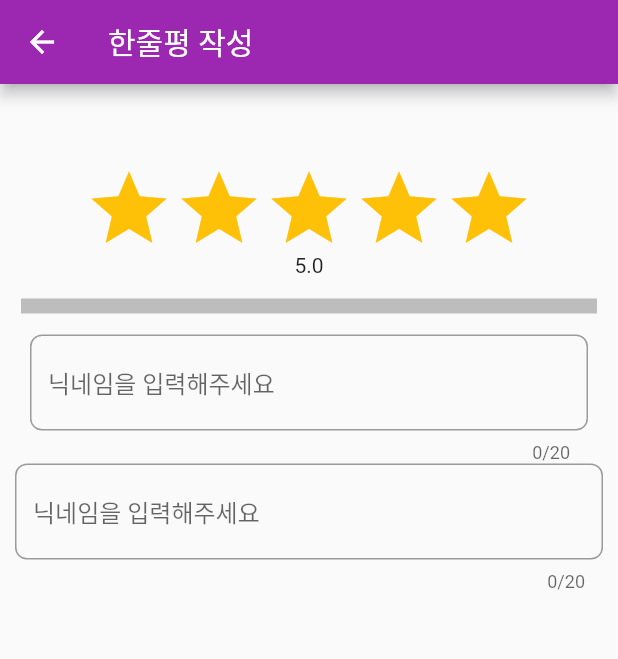
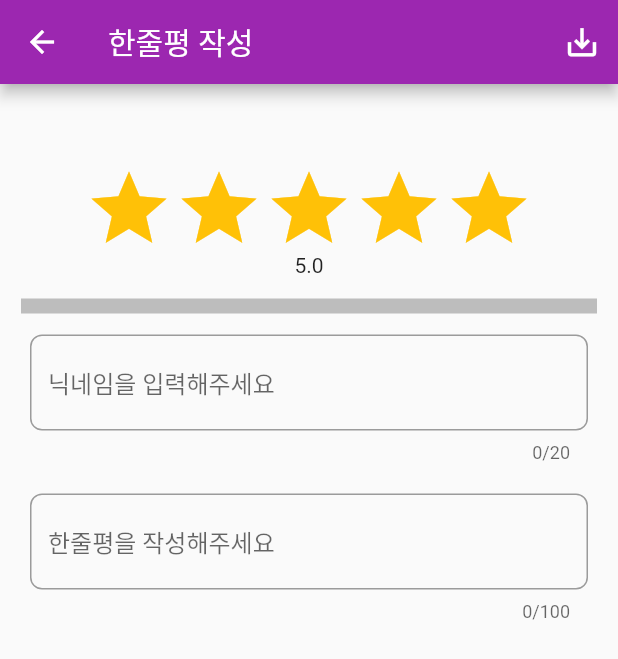
Before and after one commit to YKW93/flutter_movie, a Flutter app: the MovieCommentPage screen opened directly with empty values, on a phone screen of 412 x 824 dp. Shown: the top 659 px of the screen. Run offline on Flutter 3.47's test engine with Material 2 defaults, Android fonts, the phone set to English and light mode, and no system bars; drawn by our look-alikes of flutter_rating_bar; network calls fail.

Commit message:
Worked CommentPage - 코멘트 작성 ui 화면 작업 - Expanded 에러 수정

```diff
--- a/lib/page/movie_comment_page.dart
+++ b/lib/page/movie_comment_page.dart
@@ -11,26 +11,49 @@ class MovieCommentPage extends StatefulWidget {
 }
 
 class _MovieCommentPageState extends State<MovieCommentPage> {
+  final GlobalKey<ScaffoldState> mScaffoldState = new GlobalKey<ScaffoldState>();
   double _rating = 5;
+  String _nickName = "";
+  String _comment = "";
 
   @override
   Widget build(BuildContext context) {
     return Scaffold(
+      key: mScaffoldState,
       appBar: AppBar(
         title: Text('한줄평 작성'),
+        actions: <Widget>[_buildActionButton()],
       ),
       body: Container(
         padding: EdgeInsets.all(10),
         child: Column(
+          mainAxisSize: MainAxisSize.max,
           crossAxisAlignment: CrossAxisAlignment.start,
+          mainAxisAlignment: MainAxisAlignment.start,
           children: <Widget>[
             _buildMovieTitle(),
             _buildUserRating(),
             _buildHorizontalDivider(),
+            _buildNickNameInputForm(),
             _buildCommentInputForm()
           ],
         ),
       ),
+    );
+  }
+
+  Widget _buildActionButton() {
+    return IconButton(
+      icon: Icon(Icons.save_alt, color: Colors.white, size: 25),
+      onPressed: () {
+        if (_nickName.isEmpty || _comment.isEmpty) {
+          final snackBar = SnackBar(content: Text('모든 정보를 입력해주세요.'));
+          mScaffoldState.currentState.showSnackBar(snackBar);
+        }
+        else {
+          // TODO 서버로 전송
+        }
+      },
     );
   }
 
@@ -58,8 +81,7 @@ class _MovieCommentPageState extends State<MovieCommentPage> {
             itemSize: 60,
             allowHalfRating: true,
             itemCount: 5,
-            itemBuilder: (context, _) =>
-                Icon(
+            itemBuilder: (context, _) => Icon(
               Icons.star,
               color: Colors.amber,
             ),
@@ -84,12 +106,11 @@ class _MovieCommentPageState extends State<MovieCommentPage> {
     );
   }
 
-  Widget _buildCommentInputForm() {
-    return Column(
-      children: <Widget>[
-        Container(
+  Widget _buildNickNameInputForm() {
+    return Container(
       margin: EdgeInsets.only(left: 10, right: 10),
       child: TextFormField(
+        onChanged: (value) => _nickName = value,
         maxLines: 1,
         maxLength: 20,
         decoration: InputDecoration(
@@ -100,13 +121,19 @@ class _MovieCommentPageState extends State<MovieCommentPage> {
               borderSide: BorderSide(),
             )),
       ),
-        ),
-        Expanded(
+    );
+  }
+
+  Widget _buildCommentInputForm() {
+    return Expanded(
+      child: Container(
+        margin: EdgeInsets.only(left: 10, right: 10, top: 20, bottom: 10),
         child: TextFormField(
-            maxLines: 1,
-            maxLength: 20,
+          onChanged: (value) => _comment = value,
+          maxLines: null,
+          maxLength: 100,
           decoration: InputDecoration(
-                hintText: '닉네임을 입력해주세요',
+              hintText: '한줄평을 작성해주세요',
               fillColor: Colors.white,
               border: OutlineInputBorder(
                 borderRadius: BorderRadius.circular(8.0),
@@ -114,7 +141,6 @@ class _MovieCommentPageState extends State<MovieCommentPage> {
               )),
         ),
       ),
-      ],
     );
   }
 }
```
Lines whose indentation alone changed are shown as unchanged.
